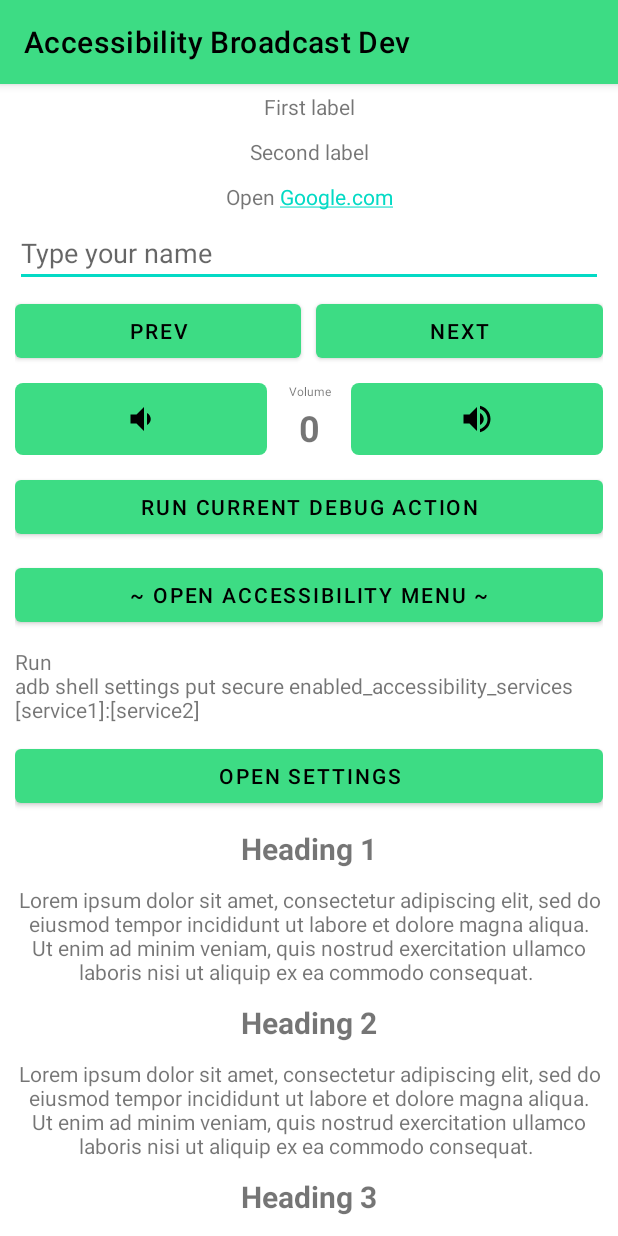
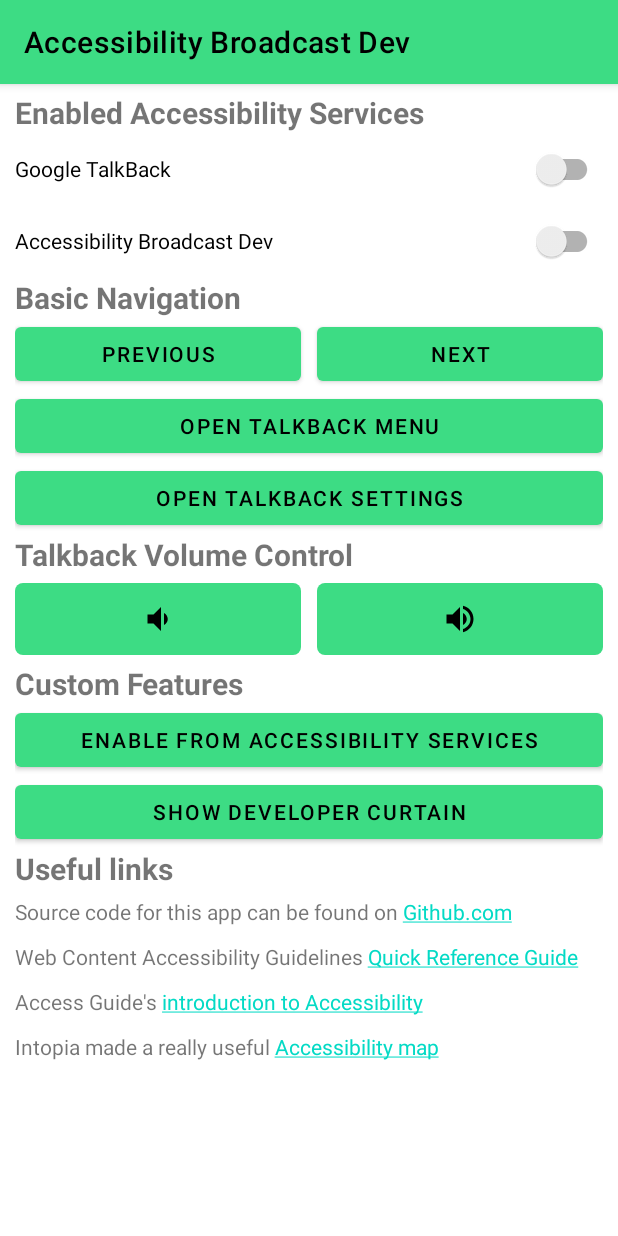
Before and after one commit to qbalsdon/accessibility_broadcast_dev, an Android app: the screen it shows after launch (DemoActivity), on a phone screen of 412 x 824 dp. Run offline under Robolectric (Android 15) with nearby library versions, the phone set to English and light mode, and no system bars; 3 statements that could not run were skipped.

Commit message:
Cleaned up UI Fix the curtain initial view bug Minor code cleanup
Update README

```diff
--- a/app/src/main/AndroidManifest.xml
+++ b/app/src/main/AndroidManifest.xml
@@ -10,7 +10,7 @@
         android:description="@string/app_description"
         android:theme="@style/Theme.AccessibilityActions">
         <activity
-            android:name="com.balsdon.accessibilityDeveloperService.DemoActivity"
+            android:name="com.balsdon.accessibilityBroadcastService.DemoActivity"
             android:label="@string/app_name"
             android:theme="@style/Theme.AccessibilityActions.NoActionBar"
             android:exported="true">
--- /dev/null
+++ b/app/src/main/java/com/balsdon/accessibilityBroadcastService/Constants.kt
@@ -0,0 +1,5 @@
+package com.balsdon.accessibilityBroadcastService
+
+const val ACCESSIBILITY_OFF = "com.android.talkback/com.google.android.marvin.talkback.TalkBackService"
+const val TALKBACK_PACKAGE_NAME = "com.google.android.marvin.talkback/com.google.android.marvin.talkback.TalkBackService"
+const val ABD_PACKAGE_NAME = "com.balsdon.accessibilityDeveloperService/.AccessibilityDeveloperService"
--- a/app/src/main/java/com/balsdon/accessibilityBroadcastService/DemoActivity.kt
+++ b/app/src/main/java/com/balsdon/accessibilityBroadcastService/DemoActivity.kt
@@ -1,29 +1,15 @@
-package com.balsdon.accessibilityDeveloperService
+package com.balsdon.accessibilityBroadcastService
 
 import android.content.ComponentName
-import android.content.Context
 import android.content.Intent
-import android.media.AudioManager
 import android.os.Bundle
 import android.widget.Button
-import android.widget.TextView
 import androidx.appcompat.app.AppCompatActivity
 import androidx.appcompat.widget.AppCompatImageButton
-import com.balsdon.accessibilityBroadcastService.AccessibilityActionReceiver
+import androidx.appcompat.widget.SwitchCompat
+import com.balsdon.accessibilityDeveloperService.R
 import kotlinx.coroutines.*
-import java.math.BigDecimal
-import java.math.RoundingMode
-
-const val ACCESSIBILITY_CONTROL_BROADCAST_ACTION = "com.balsdon.talkback.accessibility"
-
-fun Context.showToast(message: String) {
-    android.widget.Toast.makeText(this, message, android.widget.Toast.LENGTH_SHORT)
-        .show()
-}
-
-fun log(label: String, message: String) {
-    android.util.Log.d(label, "[$label]: $message")
-}
+import kotlinx.coroutines.flow.collect
 
 class DemoActivity : AppCompatActivity() {
     override fun onCreate(savedInstanceState: Bundle?) {
@@ -32,18 +18,6 @@ class DemoActivity : AppCompatActivity() {
         setSupportActionBar(findViewById(R.id.toolbar))
 
         setUpButtons()
-    }
-
-    override fun onResume() {
-        super.onResume()
-        updateVolume()
-    }
-
-    private fun updateVolume() {
-        val max = audioManager.getStreamMaxVolume(AudioManager.STREAM_ACCESSIBILITY)
-        val vol = audioManager.getStreamVolume(AudioManager.STREAM_ACCESSIBILITY)
-        val percent = BigDecimal(vol.toDouble() / max.toDouble()).setScale(2, RoundingMode.HALF_EVEN) * BigDecimal(100)
-        volumeLabel.text = "${percent.toInt()}"
     }
 
     private fun broadcastAction(actionParameter: String) = sendBroadcast(Intent().apply {
@@ -65,24 +39,30 @@ class DemoActivity : AppCompatActivity() {
 
         volumeUp.setOnClickListener {
             broadcastAction(AccessibilityActionReceiver.ACTION_VOLUME_UP)
-            delayThen(1000) { updateVolume() }
         }
 
         volumeDown.setOnClickListener {
             broadcastAction(AccessibilityActionReceiver.ACTION_VOLUME_DOWN)
-            delayThen(1000) { updateVolume() }
         }
 
         openMenu.setOnClickListener {
             broadcastAction(AccessibilityActionReceiver.ACTION_SWIPE_UP_RIGHT)
         }
 
-        debugAction.setOnClickListener {
-            broadcastAction(AccessibilityActionReceiver.ACTION_DEBUG)
+        devCurtainButton.setOnClickListener {
+            broadcastAction(AccessibilityActionReceiver.ACTION_CURTAIN)
         }
 
         settingsButton.setOnClickListener {
             //adb shell am start -n com.android.settings/.Settings$AccessibilitySettingsActivity
+            startActivity(Intent().apply {
+                component =
+                    ComponentName.unflattenFromString("com.google.android.marvin.talkback/com.android.talkback.TalkBackPreferencesActivity")
+                addCategory(Intent.CATEGORY_LAUNCHER)
+            })
+        }
+
+        a11ySettingsButton.setOnClickListener {
             startActivity(Intent().apply {
                 component =
                     ComponentName.unflattenFromString("com.android.settings/.Settings\$AccessibilitySettingsActivity")
@@ -91,24 +71,46 @@ class DemoActivity : AppCompatActivity() {
         }
     }
 
-    private fun delayThen(millis: Long, function: () -> Unit) =
-        MainScope().launch {
-            withContext(Dispatchers.IO) { // ensures running on separate thread
-                delay(millis)
-                runOnUiThread {
-                    function()
+    override fun onResume() {
+        super.onResume()
+
+        refreshJob = MainScope().launch {
+            withContext(Dispatchers.IO) {
+                RefreshServiceState(this@DemoActivity).accessibilityServices.collect { serviceList ->
+                    runOnUiThread {
+                        updateSwitches(serviceList)
+                    }
                 }
             }
         }
+    }
+
+    override fun onPause() {
+        refreshJob?.cancel()
+        super.onPause()
+    }
+
+    private fun updateSwitches(serviceList: List<String>) {
+        talkBackSwitch.apply {
+            isChecked = serviceList.contains(TALKBACK_PACKAGE_NAME)
+        }
+
+        abdSwitch.apply {
+            isChecked = serviceList.contains(ABD_PACKAGE_NAME)
+        }
+    }
 
     private val swipeRight: Button by lazy { findViewById(R.id.swipeRight) }
     private val swipeLeft: Button by lazy { findViewById(R.id.swipeLeft) }
     private val openMenu: Button by lazy { findViewById(R.id.openMenu) }
-    private val debugAction: Button by lazy { findViewById(R.id.debugAction) }
     private val settingsButton: Button by lazy { findViewById(R.id.settingsButton) }
     private val volumeUp: AppCompatImageButton by lazy { findViewById(R.id.volumeUp) }
     private val volumeDown: AppCompatImageButton by lazy { findViewById(R.id.volumeDown) }
-    private val volumeLabel: TextView by lazy { findViewById(R.id.volumeLabel) }
+    private val devCurtainButton: Button by lazy { findViewById(R.id.devCurtain) }
+    private val a11ySettingsButton: Button by lazy { findViewById(R.id.a11ySettings) }
 
-    private val audioManager: AudioManager by lazy { getSystemService(AUDIO_SERVICE) as AudioManager }
+    private val talkBackSwitch: SwitchCompat by lazy { findViewById(R.id.talkbackSwitch) }
+    private val abdSwitch: SwitchCompat by lazy { findViewById(R.id.abdSwitch) }
+
+    private var refreshJob: Job? = null
 }
--- /dev/null
+++ b/app/src/main/java/com/balsdon/accessibilityBroadcastService/RefreshServiceState.kt
@@ -0,0 +1,29 @@
+package com.balsdon.accessibilityBroadcastService
+
+import android.provider.Settings
+import androidx.appcompat.app.AppCompatActivity
+import kotlinx.coroutines.delay
+import kotlinx.coroutines.flow.Flow
+import kotlinx.coroutines.flow.flow
+
+class RefreshServiceState(
+    private val activity: AppCompatActivity,
+    private val refreshIntervalMs: Long = 250
+) {
+
+    private fun getEnabledServices(): List<String> =
+        Settings
+            .Secure
+            .getString(
+                activity.contentResolver,
+                Settings.Secure.ENABLED_ACCESSIBILITY_SERVICES
+            )
+            .split(":")
+
+    val accessibilityServices: Flow<List<String>> = flow {
+        while (true) {
+            emit(getEnabledServices()) // Emits the result of the request to the flow
+            delay(refreshIntervalMs) // Suspends the coroutine for some time
+        }
+    }
+}
--- a/app/src/main/res/layout/activity_main.xml
+++ b/app/src/main/res/layout/activity_main.xml
@@ -5,7 +5,7 @@
     android:layout_width="match_parent"
     android:layout_height="match_parent"
     android:orientation="vertical"
-    tools:context=".DemoActivity">
+    tools:context="com.balsdon.accessibilityBroadcastService.DemoActivity">
 
     <com.google.android.material.appbar.AppBarLayout
         android:layout_width="match_parent"
@@ -29,42 +29,46 @@
             android:layout_width="match_parent"
             android:layout_height="wrap_content"
             android:layout_marginHorizontal="10dp"
+            android:layout_marginVertical="5dp"
             android:orientation="vertical">
 
             <TextView
-                android:id="@+id/first_text"
+                style="@style/heading"
                 android:layout_width="match_parent"
                 android:layout_height="wrap_content"
-                android:layout_marginVertical="5dp"
-                android:gravity="center"
-                android:text="First label" />
-
-            <TextView
-                android:id="@+id/second_text"
-                android:layout_width="match_parent"
-                android:layout_height="wrap_content"
-                android:layout_marginVertical="5dp"
-                android:gravity="center"
-                android:text="Second label" />
-
-            <TextView
-                android:id="@+id/third_text"
-                android:layout_width="match_parent"
-                android:layout_height="wrap_content"
-                android:layout_marginVertical="5dp"
-                android:gravity="center"
-                android:text="@string/link_test" />
-
-            <EditText
-                android:id="@+id/editor"
-                android:layout_width="match_parent"
-                android:layout_height="wrap_content"
-                android:hint="Type your name"/>
-
+                android:text="@string/enabled_accessibility_services"
+                />
             <LinearLayout
                 android:layout_width="match_parent"
                 android:layout_height="wrap_content"
-                android:layout_marginVertical="5dp"
+                android:orientation="vertical">
+                <androidx.appcompat.widget.SwitchCompat
+                    android:id="@+id/talkbackSwitch"
+                    android:layout_width="match_parent"
+                    android:layout_height="wrap_content"
+                    android:clickable="false"
+                    android:text="@string/talkback_label"/>
+                <!-- TODO: Check if installed! -->
+<!--                <androidx.appcompat.widget.SwitchCompat-->
+<!--                    android:layout_width="match_parent"-->
+<!--                    android:layout_height="wrap_content"-->
+<!--                    android:text="@string/accessibility_scanner_label"/>-->
+                <androidx.appcompat.widget.SwitchCompat
+                    android:id="@+id/abdSwitch"
+                    android:clickable="false"
+                    android:layout_width="match_parent"
+                    android:layout_height="wrap_content"
+                    android:text="@string/broadcast_dev_label"/>
+            </LinearLayout>
+            <TextView
+                style="@style/heading"
+                android:layout_width="match_parent"
+                android:layout_height="wrap_content"
+                android:text="@string/heading_basic_navigation"
+                />
+            <LinearLayout
+                android:layout_width="match_parent"
+                android:layout_height="wrap_content"
                 android:orientation="horizontal">
 
                 <Button
@@ -73,11 +77,9 @@
                     android:layout_width="0dp"
                     android:layout_height="wrap_content"
                     android:layout_weight="1"
-                    android:text="@string/prev" />
-
-                <View
-                    android:layout_width="10dp"
-                    android:layout_height="0dp" />
+                    android:layout_marginEnd="5dp"
+                    android:contentDescription="@string/action_prev_content_description"
+                    android:text="@string/action_prev" />
 
                 <Button
                     android:id="@+id/swipeRight"
@@ -85,9 +87,30 @@
                     android:layout_width="0dp"
                     android:layout_height="wrap_content"
                     android:layout_weight="1"
-                    android:text="@string/next" />
+                    android:layout_marginStart="5dp"
+                    android:contentDescription="@string/action_next_content_description"
+                    android:text="@string/action_next" />
             </LinearLayout>
-
+            <Button
+                android:id="@+id/openMenu"
+                style="@style/hasAccessibilityDimen"
+                android:layout_width="match_parent"
+                android:layout_height="wrap_content"
+                android:layout_gravity="center_horizontal"
+                android:text="@string/button_action_open_accessibility_menu" />
+            <Button
+                android:id="@+id/settingsButton"
+                style="@style/hasAccessibilityDimen"
+                android:layout_width="match_parent"
+                android:layout_height="wrap_content"
+                android:layout_gravity="center_horizontal"
+                android:text="@string/button_action_open_settings" />
+            <TextView
+                style="@style/heading"
+                android:layout_width="match_parent"
+                android:layout_height="wrap_content"
+                android:text="@string/heading_volume_controls"
+                />
             <LinearLayout
                 android:layout_width="match_parent"
                 android:layout_height="wrap_content"
@@ -99,136 +122,69 @@
                     style="@style/hasAccessibilityDimen"
                     android:layout_width="0dp"
                     android:layout_height="match_parent"
-                    android:layout_weight="3"
+                    android:layout_weight="1"
+                    android:layout_marginEnd="5dp"
                     android:background="@drawable/button_background"
                     android:contentDescription="@string/decrease_accessibility_volume"
                     android:src="@drawable/ic_volume_down" />
-
-                <LinearLayout
-                    android:layout_width="0dp"
-                    android:layout_height="match_parent"
-                    android:layout_weight="1"
-                    android:importantForAccessibility="yes"
-                    android:orientation="vertical">
-
-                    <TextView
-                        android:layout_width="match_parent"
-                        android:layout_height="wrap_content"
-                        android:contentDescription="@null"
-                        android:gravity="center"
-                        android:text="@string/volume"
-                        android:textSize="8sp"
-                        tools:ignore="SmallSp" />
-
-                    <TextView
-                        android:id="@+id/volumeLabel"
-                        android:layout_width="match_parent"
-                        android:layout_height="match_parent"
-                        android:contentDescription="@null"
-                        android:gravity="center"
-                        android:textSize="24sp"
-                        android:textStyle="bold"
-                        tools:text="100" />
-                </LinearLayout>
 
                 <ImageButton
                     android:id="@+id/volumeUp"
                     style="@style/hasAccessibilityDimen"
                     android:layout_width="0dp"
                     android:layout_height="match_parent"
-                    android:layout_weight="3"
+                    android:layout_weight="1"
+                    android:layout_marginStart="5dp"
                     android:background="@drawable/button_background"
                     android:contentDescription="@string/increase_accessibility_volume"
                     android:src="@drawable/ic_volume_up" />
             </LinearLayout>
-
+            <TextView
+                style="@style/heading"
+                android:layout_width="match_parent"
+                android:layout_height="wrap_content"
+                android:text="@string/heading_custom_features"
+                />
             <Button
-                android:id="@+id/debugAction"
+                android:id="@+id/a11ySettings"
                 style="@style/hasAccessibilityDimen"
                 android:layout_width="match_parent"
                 android:layout_height="wrap_content"
                 android:layout_gravity="center_horizontal"
-                android:layout_marginVertical="5dp"
-                android:text="@string/button_action_run_debug_action" />
-
+                android:text="@string/button_action_open_accessibility_services" />
             <Button
-                android:id="@+id/openMenu"
+                android:id="@+id/devCurtain"
                 style="@style/hasAccessibilityDimen"
                 android:layout_width="match_parent"
                 android:layout_height="wrap_content"
                 android:layout_gravity="center_horizontal"
-                android:layout_marginVertical="5dp"
-                android:text="@string/button_action_open_accessibility_menu" />
-
+                android:text="@string/button_action_show_dev_curtain" />
             <TextView
-                android:id="@+id/details"
+                style="@style/heading"
                 android:layout_width="match_parent"
                 android:layout_height="wrap_content"
-                android:layout_marginVertical="5dp"
-                android:text="@string/enable_instructions" />
-
-            <Button
-                android:id="@+id/settingsButton"
-                style="@style/hasAccessibilityDimen"
-                android:layout_width="match_parent"
-                android:layout_height="wrap_content"
-                android:layout_gravity="center_horizontal"
-                android:layout_marginVertical="5dp"
-                android:text="@string/button_action_open_settings" />
-
-            <TextView
-                android:id="@+id/heading1"
-                android:textSize="20sp"
-                android:textStyle="bold"
-                android:layout_width="match_parent"
-                android:layout_height="wrap_content"
-                android:layout_marginVertical="5dp"
-                android:gravity="center"
-                android:accessibilityHeading="true"
-                android:text="Heading 1" />
-
+                android:text="@string/heading_useful_links"
+                />
             <TextView
                 android:layout_width="match_parent"
                 android:layout_height="wrap_content"
                 android:layout_marginVertical="5dp"
-                android:gravity="center"
-                android:text="Lorem ipsum dolor sit amet, consectetur adipiscing elit, sed do eiusmod tempor incididunt ut labore et dolore magna aliqua. Ut enim ad minim veniam, quis nostrud exercitation ullamco laboris nisi ut aliquip ex ea commodo consequat. " />
-
-            <TextView
-                android:id="@+id/heading2"
-                android:textSize="20sp"
-                android:textStyle="bold"
-                android:layout_width="match_parent"
-                android:layout_height="wrap_content"
-                android:layout_marginVertical="5dp"
-                android:gravity="center"
-                android:accessibilityHeading="true"
-                android:text="Heading 2" />
-
+                android:text="@string/useful_link_1" />
             <TextView
                 android:layout_width="match_parent"
                 android:layout_height="wrap_content"
                 android:layout_marginVertical="5dp"
-                android:gravity="center"
-                android:text="Lorem ipsum dolor sit amet, consectetur adipiscing elit, sed do eiusmod tempor incididunt ut labore et dolore magna aliqua. Ut enim ad minim veniam, quis nostrud exercitation ullamco laboris nisi ut aliquip ex ea commodo consequat. " />
-
-            <TextView
-                android:id="@+id/heading3"
-                android:textSize="20sp"
-                android:textStyle="bold"
-                android:layout_width="match_parent"
-                android:layout_height="wrap_content"
-                android:layout_marginVertical="5dp"
-                android:gravity="center"
-                android:accessibilityHeading="true"
-                android:text="Heading 3" />
-
+                android:text="@string/useful_link_2" />
             <TextView
                 android:layout_width="match_parent"
                 android:layout_height="wrap_content"
                 android:layout_marginVertical="5dp"
-                android:gravity="center"
-                android:text="Lorem ipsum dolor sit amet, consectetur adipiscing elit, sed do eiusmod tempor incididunt ut labore et dolore magna aliqua. Ut enim ad minim veniam, quis nostrud exercitation ullamco laboris nisi ut aliquip ex ea commodo consequat. " />
+                android:text="@string/useful_link_3" />
+            <TextView
+                android:layout_width="match_parent"
+                android:layout_height="wrap_content"
+                android:layout_marginVertical="5dp"
+                android:text="@string/useful_link_4" />
         </LinearLayout>
     </ScrollView>
 </LinearLayout>
--- a/app/src/main/res/values/strings.xml
+++ b/app/src/main/res/values/strings.xml
@@ -2,12 +2,14 @@
     <string name="app_name">Accessibility Broadcast Dev</string>
     <string name="app_description">Allows a developer to send commands via the Android Debug Bridge to have precise control of Android accessibility controls, such as focus and volume. You need to have developer settings enabled, and know how to use broadcasts with Android and the Android Debug Bridge.</string>
 
-    <string name="next">Next</string>
-    <string name="prev">Prev</string>
+    <string name="heading_basic_navigation">Basic Navigation</string>
+    <string name="action_next">Next</string>
+    <string name="action_prev">Previous</string>
+    <string name="action_next_content_description">Shift focus to next element</string>
+    <string name="action_prev_content_description">Shift focus to previous element</string>
     <string name="accessibility_service_label">Accessibility Broadcast Dev</string>
-    <string name="enable_instructions">Run\nadb shell settings put secure enabled_accessibility_services [service1]:[service2]</string>
-    <string name="button_action_open_accessibility_menu"> ~ Open Accessibility Menu ~</string>
-    <string name="button_action_open_settings">Open settings</string>
+    <string name="button_action_open_accessibility_menu">Open TalkBack Menu</string>
+    <string name="button_action_open_settings">Open TalkBack Settings</string>
     <string name="accessibility_service_description">The service allows developers to use the Android Debug Bridge to control accessibility actions for testing and automation purposes. It provides a BroadcastReceiver to which developers can send instructions for accessibility navigation\n\nWhy not use a keyboard with switch access?\n\nBecause then I can\'t debug apps, and if I do wireless debugging, I drain the battery, and w/less debugging is not exactly consistent.</string>
     <string name="button_action_run_debug_action">Run current debug action</string>
     <string name="status_enabled">Enabled</string>
@@ -22,5 +24,18 @@
     <string name="volume">Volume</string>
     <string name="increase_accessibility_volume">Increase accessibility volume</string>
 
-    <string name="link_test">Open <a href="http://www.google.com">Google.com</a></string>
+    <string name="heading_volume_controls">Talkback Volume Control</string>
+    <string name="heading_useful_links">Useful links</string>
+
+    <string name="useful_link_1">Source code for this app can be found on  <a href="https://github.com/qbalsdon/accessibility_broadcast_dev">Github.com</a></string>
+    <string name="useful_link_2">Web Content Accessibility Guidelines  <a href="https://guia-wcag.com/en/">Quick Reference Guide</a></string>
+    <string name="useful_link_3">Access Guide\'s <a href="https://www.accessguide.io/">introduction to Accessibility</a></string>
+    <string name="useful_link_4">Intopia made a really useful <a href="https://intopia.digital/articles/intopia-launches-wcag-2-1-map/">Accessibility map</a></string>
+    <string name="button_action_show_dev_curtain">Show developer curtain</string>
+    <string name="heading_custom_features">Custom Features</string>
+    <string name="enabled_accessibility_services">Enabled Accessibility Services</string>
+    <string name="talkback_label">Google TalkBack</string>
+    <string name="broadcast_dev_label">Accessibility Broadcast Dev</string>
+    <string name="accessibility_scanner_label">Google Accessibility Scanner</string>
+    <string name="button_action_open_accessibility_services">Enable from Accessibility Services</string>
 </resources>
--- a/app/src/main/res/values/styles.xml
+++ b/app/src/main/res/values/styles.xml
@@ -4,4 +4,10 @@
         <item name="android:minHeight">@dimen/min_height</item>
         <item name="android:minWidth">@dimen/min_width</item>
     </style>
+
+    <style name="heading">
+        <item name="android:accessibilityHeading">true</item>
+        <item name="android:textSize">20sp</item>
+        <item name="android:textStyle">bold</item>
+    </style>
 </resources>
```
Also changed, not shown: app/src/main/java/com/balsdon/accessibilityBroadcastService/AccessibilityActionReceiver.kt (+0 -17 lines), app/src/main/java/com/balsdon/accessibilityBroadcastService/Extensions.kt (added, +14 -0 lines), app/src/main/java/com/balsdon/accessibilityDeveloperService/AccessibilityDeveloperService.kt (+39 -122 lines), app/src/main/java/com/balsdon/accessibilityDeveloperService/data/EventData.kt (added, +37 -0 lines), 2 other files.
